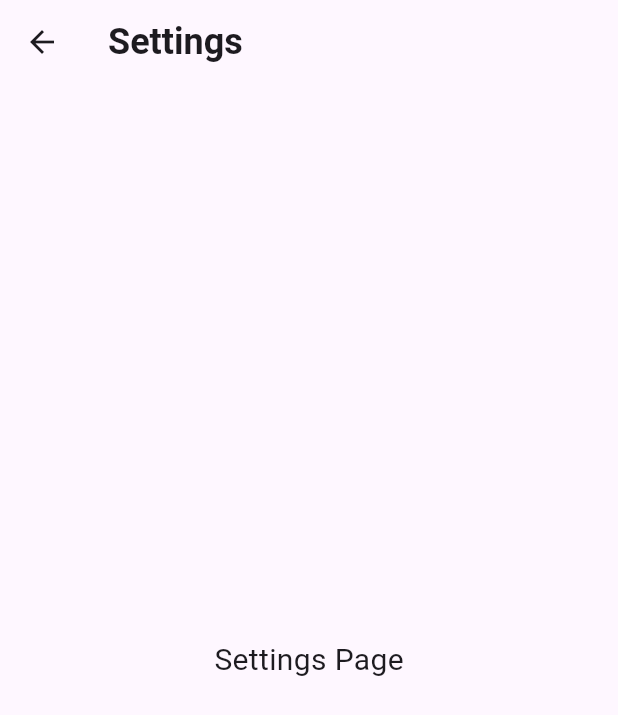
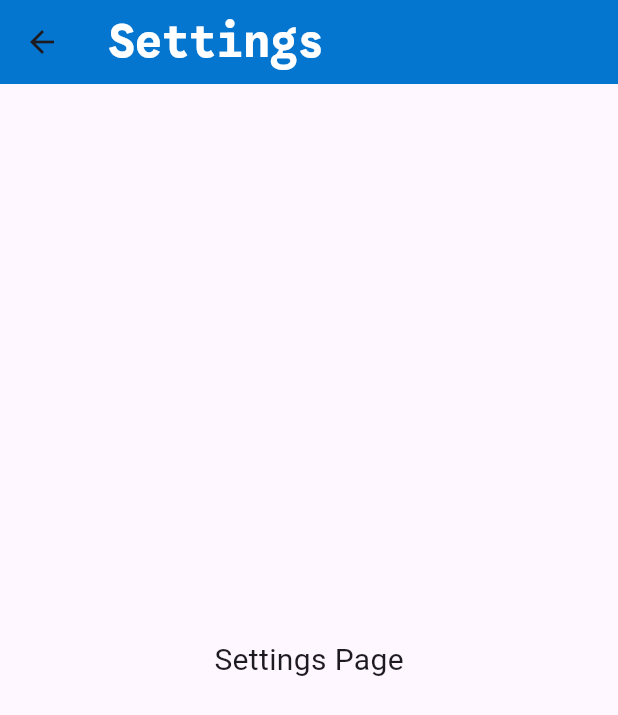
Before and after one commit to WenDEVLIFE/disaster_relief_coordination, a Flutter app: the SettingView screen opened directly, on a phone screen of 412 x 824 dp. Shown: the top 715 px of the screen. Run offline on Flutter 3.47's test engine with Material 3 defaults, Android fonts, the phone set to English and light mode, and no system bars; our stand-ins replace equatable, flutter_bloc, flutter_svg.

Commit message:
Added navigation to the DashboardView.dart to the SettingView.dart

```diff
--- a/lib/src/view/DashboardView.dart
+++ b/lib/src/view/DashboardView.dart
@@ -4,6 +4,8 @@ import 'package:disaster_relief_coordination/src/widgets/CustomText.dart';
 import 'package:disaster_relief_coordination/src/widgets/PanelWidget.dart';
 import 'package:flutter/cupertino.dart';
 import 'package:flutter/material.dart';
+
+import 'SettingView.dart';
 
 class DashboardView extends StatelessWidget {
 
@@ -47,6 +49,9 @@ class DashboardView extends StatelessWidget {
                 },),
                 SizedBox(width: screenWidth * 0.05), // Spacing between panels
                 PanelWidget(label: 'Settings', svgPath: SvgHelpers.settings, onTap: (){
+                  Navigator.push(context, MaterialPageRoute(builder: (context) {
+                    return const SettingView();
+                  }));
 
                 },),
               ],
--- a/lib/src/view/SettingView.dart
+++ b/lib/src/view/SettingView.dart
@@ -1,5 +1,8 @@
+import 'package:disaster_relief_coordination/src/widgets/CustomText.dart';
 import 'package:flutter/cupertino.dart';
 import 'package:flutter/material.dart';
+
+import '../helpers/ColorHelpers.dart';
 
 class SettingView extends StatelessWidget {
   const SettingView({Key? key}) : super(key: key);
@@ -11,7 +14,8 @@ class SettingView extends StatelessWidget {
 
     return Scaffold(
       appBar: AppBar(
-        title: Text('Settings', style: TextStyle(fontSize: 24, fontWeight: FontWeight.bold)),
+          backgroundColor: ColorHelpers.primaryColor,
+        title: const CustomText(text: 'Settings', fontFamily: 'GoogleSansCode', fontSize: 30, color: Colors.white, fontWeight: FontWeight.w700, textAlign: TextAlign.center)
       ),
       body: Center(
         child: Text('Settings Page', style: TextStyle(fontSize: 20)),
```
